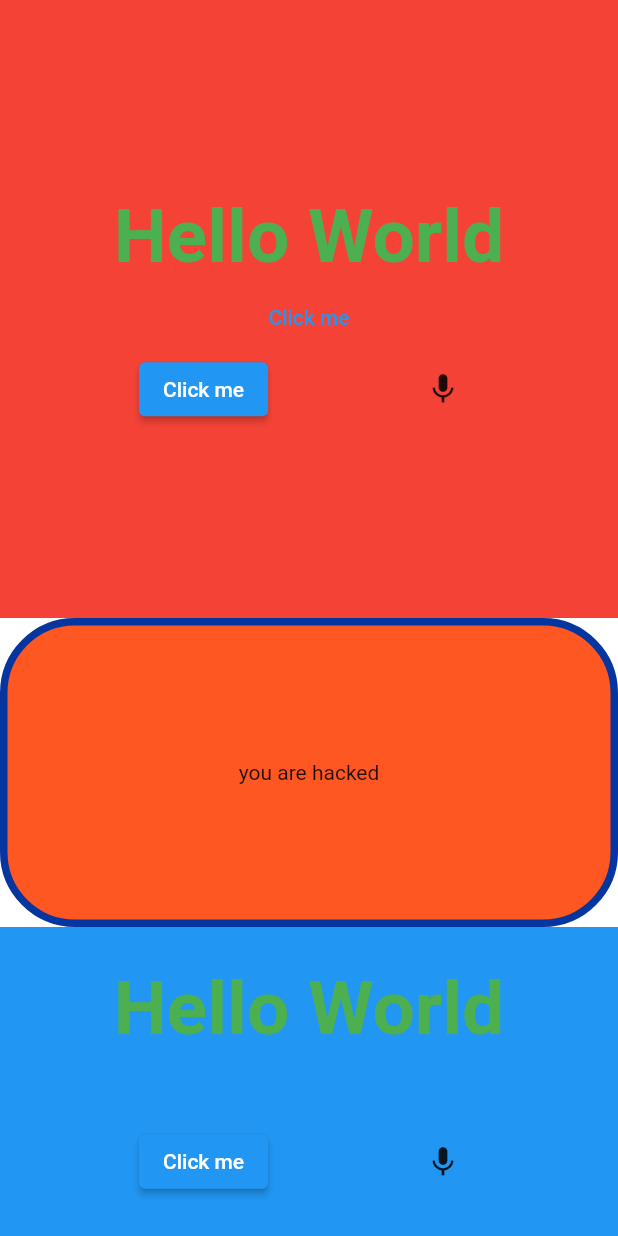
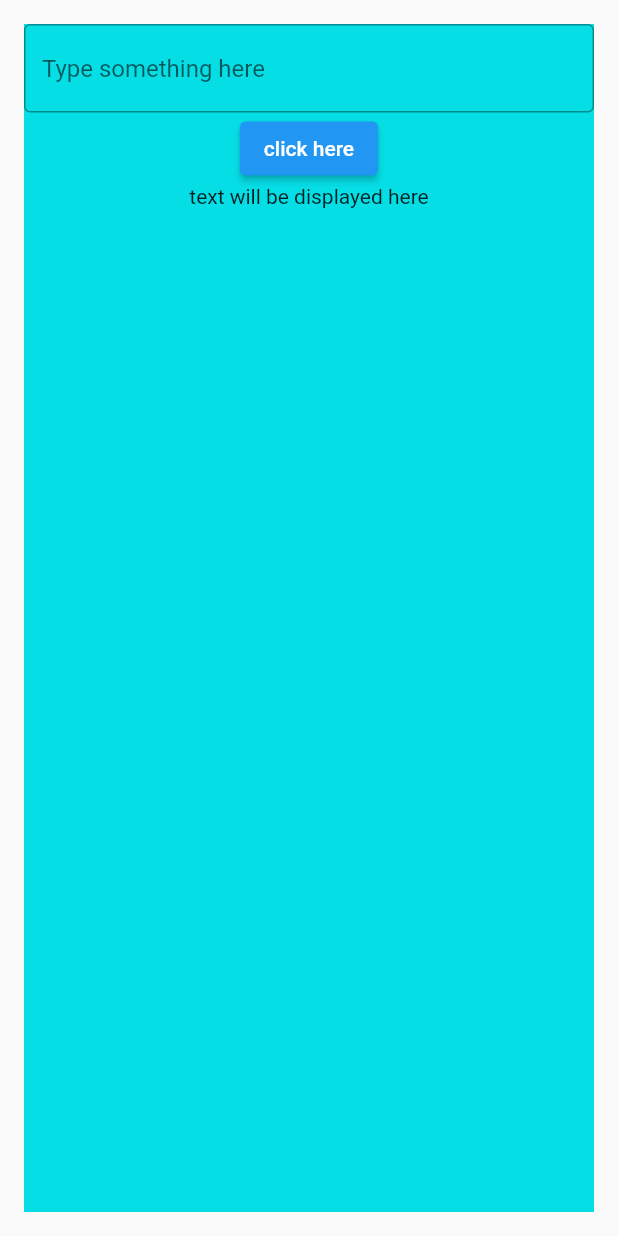
Before and after one commit to sudeepsudhevan/sample_program, a Flutter app: the screen it shows after launch, on a phone screen of 412 x 824 dp. Run offline on Flutter 3.47's test engine with Material 2 defaults, Android fonts, the phone set to English and light mode, and no system bars.

```diff
--- a/lib/main.dart
+++ b/lib/main.dart
@@ -19,110 +19,49 @@ class MyApp extends StatelessWidget {
   }
 }
 
-class HomeScreen extends StatelessWidget {
+class HomeScreen extends StatefulWidget {
   HomeScreen({super.key});
-  String name = 'Hello World';
+
+  @override
+  State<HomeScreen> createState() => _HomeScreenState();
+}
+
+class _HomeScreenState extends State<HomeScreen> {
+  final _textController = TextEditingController();
+
+  String _text = 'text will be displayed here';
+
   @override
   Widget build(BuildContext context) {
     return Scaffold(
-      backgroundColor: Colors.white,
-      //appBar: AppBar(),
       body: SafeArea(
-          child: Column(
-        mainAxisAlignment: MainAxisAlignment.spaceBetween,
-        children: [
-          Expanded(
-            flex: 2,
-            child: Container(
-              color: Colors.red,
-              child: Column(
-                  mainAxisAlignment: MainAxisAlignment.center,
-                  children: [
-                    Text(
-                      name,
-                      textAlign: TextAlign.center,
-                      style: const TextStyle(
-                        fontSize: 50,
-                        fontWeight: FontWeight.bold,
-                        color: Colors.green,
-                      ),
-                    ),
-                    TextButton(
-                        onPressed: () {
-                          print('Text Button Clicked');
-                        },
-                        child: Text('Click me')),
-                    Row(
-                      mainAxisAlignment: MainAxisAlignment.spaceEvenly,
-                      children: [
-                        ElevatedButton(
-                            onPressed: () {
-                              print('Elevated Button Clicked');
-                            },
-                            child: Text('Click me')),
-                        IconButton(
-                            onPressed: () {
-                              print('Icon Button Clicked');
-                            },
-                            icon: Icon(Icons.mic)),
-                      ],
-                    ),
-                  ]),
+        child: Padding(
+          padding: EdgeInsets.all(16),
+          child: Container(
+            color: Color.fromARGB(255, 6, 222, 230),
+            child: Column(
+              children: [
+                TextField(
+                    controller: _textController,
+                    decoration: InputDecoration(
+                      border: OutlineInputBorder(),
+                      hintText: 'Type something here',
+                    )),
+                ElevatedButton(
+                    onPressed: () {
+                      //Get data from text field
+                      print(_textController.text);
+                      setState(() {
+                        _text = _textController.text;
+                      });
+                    },
+                    child: Text('click here')),
+                Text(_text)
+              ],
             ),
           ),
-          Expanded(
-            child: Container(
-              decoration: BoxDecoration(
-                color: Colors.deepOrange,
-                borderRadius: BorderRadius.circular(50),
-                border: Border.all(
-                  color: Color.fromARGB(255, 5, 53, 158),
-                  width: 5,
-                ),
-              ),
-              child: Center(child: Text('you are hacked')),
-            ),
-          ),
-          Expanded(
-            child: Container(
-              color: Colors.blue,
-              child: Column(
-                  mainAxisAlignment: MainAxisAlignment.center,
-                  children: [
-                    Text(
-                      name,
-                      textAlign: TextAlign.center,
-                      style: const TextStyle(
-                        fontSize: 50,
-                        fontWeight: FontWeight.bold,
-                        color: Colors.green,
-                      ),
-                    ),
-                    TextButton(
-                        onPressed: () {
-                          print('Text Button Clicked');
-                        },
-                        child: Text('Click me')),
-                    Row(
-                      mainAxisAlignment: MainAxisAlignment.spaceEvenly,
-                      children: [
-                        ElevatedButton(
-                            onPressed: () {
-                              print('Elevated Button Clicked');
-                            },
-                            child: Text('Click me')),
-                        IconButton(
-                            onPressed: () {
-                              print('Icon Button Clicked');
-                            },
-                            icon: Icon(Icons.mic)),
-                      ],
-                    ),
-                  ]),
-            ),
-          ),
-        ],
-      )),
+        ),
+      ),
     );
   }
 }
```
